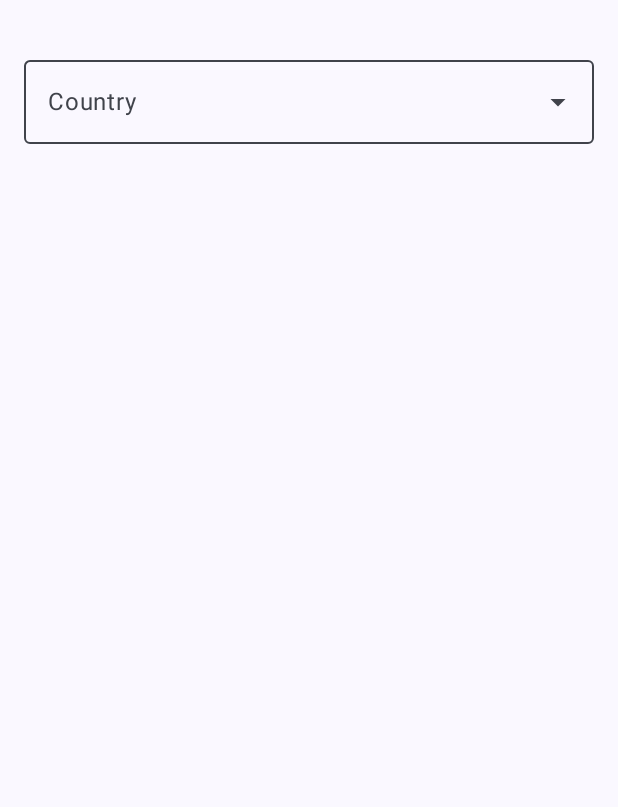
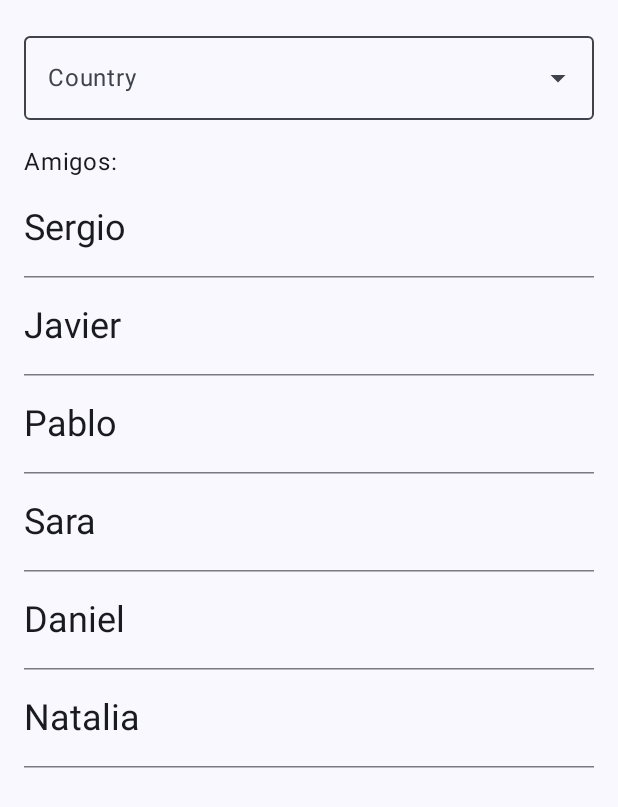
Before and after one commit to MrPancetita/JCAdapters, an Android app built with Jetpack Compose: the screen it shows after launch (MainActivity), on a phone screen of 412 x 824 dp. Shown: the top 807 px of the screen. Run offline under Robolectric (Android 15) with nearby library versions, the phone set to English and light mode, and no system bars.

Commit message:
lesson 245 finished, la lista no dropdown

```diff
--- a/app/src/main/java/net/iessochoa/sergiocontreras/jcadapters/MainScreen.kt
+++ b/app/src/main/java/net/iessochoa/sergiocontreras/jcadapters/MainScreen.kt
@@ -3,11 +3,15 @@ package net.iessochoa.sergiocontreras.jcadapters
 import androidx.compose.foundation.layout.Column
 import androidx.compose.foundation.layout.fillMaxWidth
 import androidx.compose.foundation.layout.padding
+import androidx.compose.foundation.rememberScrollState
+import androidx.compose.foundation.verticalScroll
+import androidx.compose.material3.Text
 import androidx.compose.runtime.Composable
 import androidx.compose.ui.Modifier
 import androidx.compose.ui.res.dimensionResource
 import androidx.compose.ui.tooling.preview.Preview
 import androidx.compose.ui.unit.dp
+import net.iessochoa.sergiocontreras.jcadapters.ui.components.ItemListBasic
 import net.iessochoa.sergiocontreras.jcadapters.ui.components.SpinnerPan
 import net.iessochoa.sergiocontreras.jcadapters.ui.theme.JCAdaptersTheme
 
@@ -33,14 +37,25 @@ fun MainPreview() {
 @Composable
 fun MainView(modifier: Modifier) {
     val countries = listOf("Spain", "France", "Germany", "Italy", "United Kingdom")
+    val friends = listOf("Sergio", "Javier", "Pablo", "Sara", "Daniel", "Natalia")
 
     Column(modifier = modifier.padding(dimensionResource(R.dimen.common_padding_default))) {
         SpinnerPan(
             Modifier
-                .fillMaxWidth()
-                .padding(top = dimensionResource(R.dimen.common_padding_default)),
+                .fillMaxWidth(),
             label = "Country",
             items = countries
         )
+
+        Text(text = "Amigos: ",
+        modifier = Modifier.padding(top=dimensionResource(R.dimen.common_padding_default)))
+
+
+        Column(Modifier.verticalScroll(rememberScrollState())) {
+            friends.forEach { friend ->
+                ItemListBasic(friend)
+            }
+
+        }
     }
 }
--- /dev/null
+++ b/app/src/main/java/net/iessochoa/sergiocontreras/jcadapters/ui/components/ItemList.kt
@@ -0,0 +1,49 @@
+package net.iessochoa.sergiocontreras.jcadapters.ui.components
+
+import androidx.compose.foundation.background
+import androidx.compose.foundation.layout.Column
+import androidx.compose.foundation.layout.fillMaxWidth
+import androidx.compose.foundation.layout.padding
+import androidx.compose.material3.HorizontalDivider
+import androidx.compose.material3.Text
+import androidx.compose.runtime.Composable
+import androidx.compose.ui.Modifier
+import androidx.compose.ui.graphics.Color
+import androidx.compose.ui.res.dimensionResource
+import androidx.compose.ui.tooling.preview.Preview
+import net.iessochoa.sergiocontreras.jcadapters.R
+import net.iessochoa.sergiocontreras.jcadapters.ui.theme.JCAdaptersTheme
+import net.iessochoa.sergiocontreras.jcadapters.ui.theme.Typography
+
+/**
+ * Project: JC Adapters
+ * From: net.iessochoa.sergiocontreras.jcadapters.ui.components
+ * Created by: Contr
+ * On: 13/10/2025 at 13:35
+ * Creado en Settings -> Editor -> File and Code Templates
+ */
+
+@Preview(showBackground = true)
+@Composable
+private fun LocalPreview() {
+    JCAdaptersTheme {
+        ItemListBasic(text = "Lorem Ipsum")
+    }
+}
+
+
+
+@Composable
+fun ItemListBasic(text:String, modifier: Modifier = Modifier) {
+    Column {
+        Text(text,
+            modifier = modifier
+                .fillMaxWidth() //Sin esto es scroll sería solo posible encima del texto... muy raro.
+                .padding(vertical = dimensionResource(id = R.dimen.common_padding_default)),
+            style = Typography.headlineSmall
+        )
+
+        HorizontalDivider()
+
+    }
+}
```
